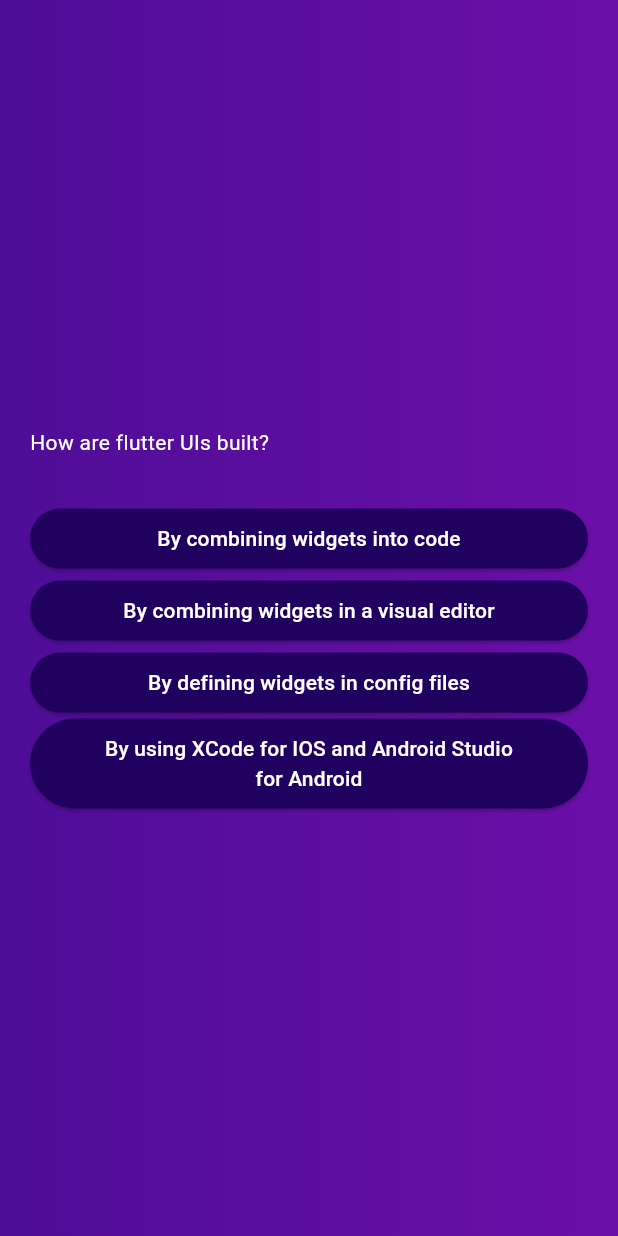
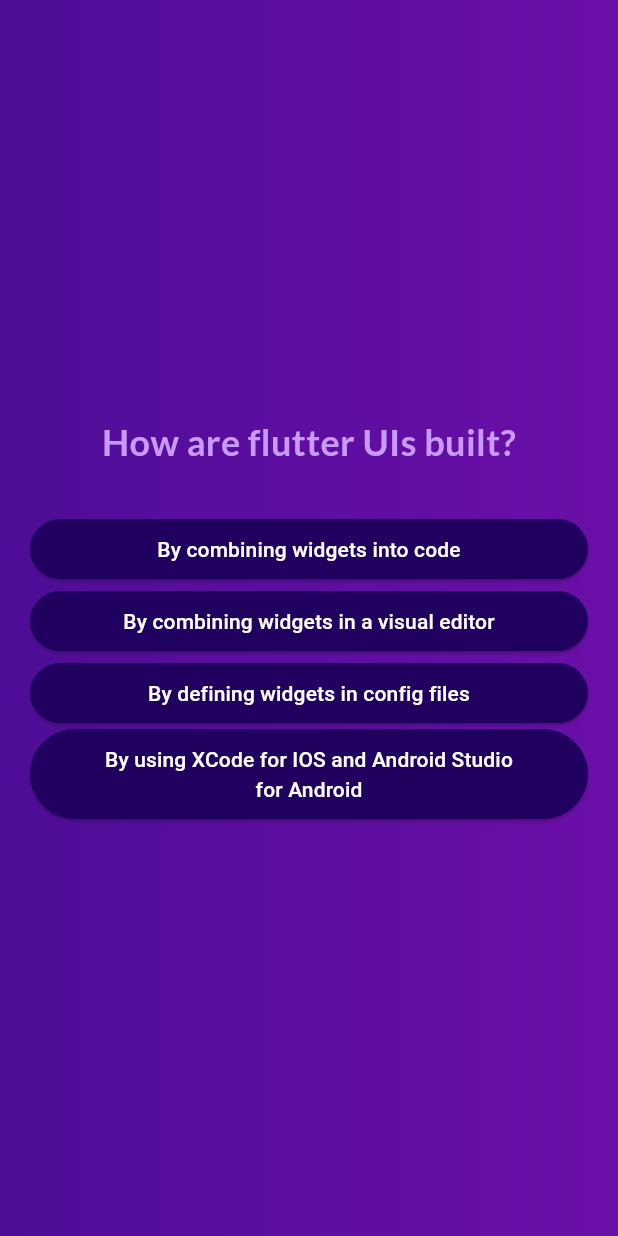
Before and after one commit to shivanshtiwari2005/quiz_app, a Flutter app: the screen it shows after launch, after a tap on "Start Quiz", after a tap on "widgets", on a phone screen of 412 x 824 dp. Run offline on Flutter 3.47's test engine with Material 3 defaults, Android fonts, the phone set to English and light mode, and no system bars; our stand-ins replace google_fonts.

Commit message:
change in questions screen page

```diff
--- a/lib/question_screen.dart
+++ b/lib/question_screen.dart
@@ -1,7 +1,9 @@
 import 'package:flutter/material.dart';
+import 'package:quiz_app/questions.dart';
 import 'package:quiz_app/quiz.dart';
 
 import 'package:quiz_app/start_screen.dart';
+import 'package:quiz_app/questions.dart';
 
 class Quiz extends StatefulWidget {
   const Quiz({super.key});
@@ -13,6 +15,7 @@ class Quiz extends StatefulWidget {
 }
 
 class _QuizState extends State<Quiz> {
+  List<String> selectedAnswers = [];
   var activeScreen = 'start-screen';
 
   void switchScreen() {
@@ -21,14 +24,26 @@ class _QuizState extends State<Quiz> {
     });
   }
 
+  void chooseAnswer(String answer) {
+    selectedAnswers.add(answer);
+
+    if (selectedAnswers.length == questions.length) {
+      setState(() {
+        selectedAnswers = [];
+        activeScreen = 'start-screen';
+      });
+    }
+  }
+
   @override
   Widget build(context) {
     Widget screenwidget = StartScreen(switchScreen);
 
-   if (activeScreen == 'questions-screen') {
-     screenwidget = const QuestionScreen();
-   }
-
+    if (activeScreen == 'questions-screen') {
+      screenwidget = QuestionsScreen(
+        onSelectAnswer: chooseAnswer,
+      );
+    }
 
     return MaterialApp(
       home: Scaffold(
--- a/lib/quiz.dart
+++ b/lib/quiz.dart
@@ -1,20 +1,28 @@
 import 'package:flutter/material.dart';
+import 'package:google_fonts/google_fonts.dart';
 
 import 'package:quiz_app/answer_buttton.dart';
 import 'package:quiz_app/questions.dart';
 
-class QuestionScreen extends StatefulWidget {
-  const QuestionScreen({super.key});
+class QuestionsScreen extends StatefulWidget {
+  const QuestionsScreen({
+    super.key,
+    required this.onSelectAnswer
+    });
+
+  final void Function(String answer) onSelectAnswer;
+
   @override
-  State<QuestionScreen> createState() {
+  State<QuestionsScreen> createState() {
     return _QuestionsScreenState();
   }
 }
 
-class _QuestionsScreenState extends State<QuestionScreen> {
+class _QuestionsScreenState extends State<QuestionsScreen> {
   var currentQuestionIndex = 0;
 
-  void answerQuestion() {
+  void answerQuestion(String selectAnswer) {
+    widget.onSelectAnswer(selectAnswer);
     // currentQuestionIndex = currentQuestionIndex + 1;
     // currentQuestionIndex += 1;
     setState(() {
@@ -37,13 +45,21 @@ class _QuestionsScreenState extends State<QuestionScreen> {
           children: [
             Text(
               currentQuestions.text,
-              style: const TextStyle(
-                color: Colors.white,
+              style: GoogleFonts.lato(
+                color: const Color.fromARGB(255, 201, 153, 251),
+                fontSize: 24,
+                fontWeight: FontWeight.bold,
               ),
+              textAlign: TextAlign.center,
             ),
             const SizedBox(height: 30),
             ...currentQuestions.answers.map((answer) {
-              return AnswerButton(answerText: answer, onTap: answerQuestion,);
+              return AnswerButton(
+                answerText: answer,
+                 onTap: () {
+                  answerQuestion(answer);
+                 },
+                 );
             }),
           ],
         ),
--- a/lib/start_screen.dart
+++ b/lib/start_screen.dart
@@ -1,4 +1,6 @@
 import 'package:flutter/material.dart';
+
+import 'package:google_fonts/google_fonts.dart';
 
 class StartScreen extends StatelessWidget {
   const StartScreen(this.startQuiz, {super.key});
@@ -25,17 +27,17 @@ class StartScreen extends StatelessWidget {
           // ),
           // ),
           const SizedBox(height: 80),
-          const Text(
+           Text(
             'Learn Flutter the fun way!',
-            style: TextStyle(
-              color: Color.fromARGB(255, 237, 223, 252),
+            style: GoogleFonts.lato(
+              color: const Color.fromARGB(255, 237, 223, 252),
               fontSize: 24,
             ),
-          ),
+            ),
+
           const SizedBox(height: 30),
           OutlinedButton.icon(
             onPressed: startQuiz,
-
             style: OutlinedButton.styleFrom(
               foregroundColor: Colors.white,
             ),
--- a/pubspec.yaml
+++ b/pubspec.yaml
@@ -35,6 +35,7 @@ dependencies:
   # The following adds the Cupertino Icons font to your application.
   # Use with the CupertinoIcons class for iOS style icons.
   cupertino_icons: ^1.0.8
+  google_fonts: ^6.2.1
 
 dev_dependencies:
   flutter_test:
```
Also changed, not shown: pubspec.lock, 1 other file.
